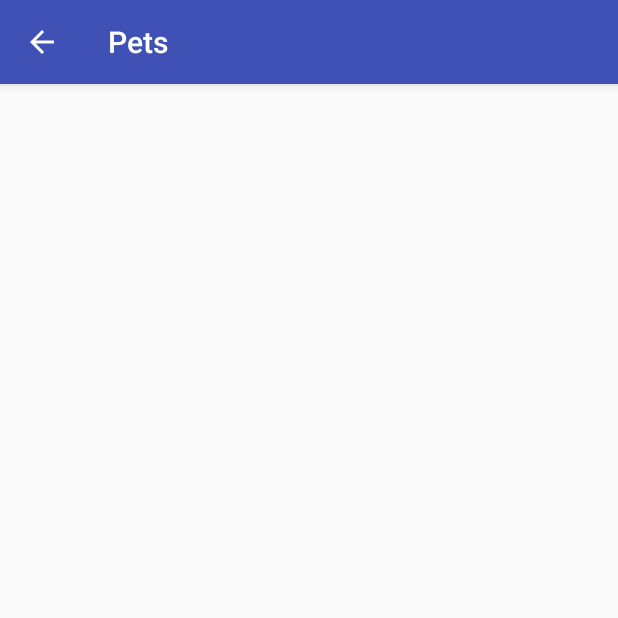
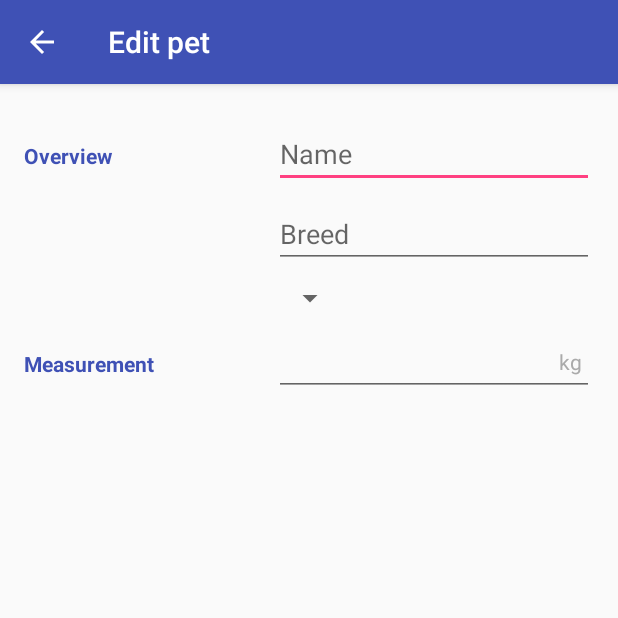
Before and after one commit to ZianeA/Pets, an Android app: the EditorActivity screen opened directly, with no data from a screen before it, on a phone screen of 412 x 824 dp, the top half of it. Run offline under Robolectric (Android 15) with nearby library versions, the phone set to English and light mode, and no system bars.

Commit message:
Setup activity_editor layout

```diff
--- a/app/src/main/AndroidManifest.xml
+++ b/app/src/main/AndroidManifest.xml
@@ -22,6 +22,7 @@
         </activity>
         <activity
             android:name=".EditorActivity"
+            android:label="Edit pet"
             android:parentActivityName=".CatalogActivity">
 
             <meta-data
--- a/app/src/main/res/layout/activity_editor.xml
+++ b/app/src/main/res/layout/activity_editor.xml
@@ -6,4 +6,118 @@
     android:layout_height="match_parent"
     tools:context=".EditorActivity">
 
+    <EditText
+        android:id="@+id/et_name"
+        android:layout_width="wrap_content"
+        android:layout_height="wrap_content"
+        android:layout_marginEnd="16dp"
+        android:layout_marginRight="16dp"
+        android:layout_marginTop="24dp"
+        android:ems="10"
+        android:hint="@string/name"
+        android:inputType="textPersonName"
+        app:layout_constraintEnd_toEndOf="parent"
+        app:layout_constraintTop_toTopOf="parent" />
+
+    <TextView
+        android:id="@+id/tv_overview"
+        android:layout_width="wrap_content"
+        android:layout_height="wrap_content"
+        android:layout_marginLeft="16dp"
+        android:layout_marginStart="16dp"
+        android:text="@string/overview"
+        android:textAppearance="@style/TextAppearance.AppCompat.Small"
+        android:textColor="@color/colorPrimary"
+        android:textSize="14sp"
+        android:textStyle="bold"
+        app:fontFamily="sans-serif"
+        app:layout_constraintBaseline_toBaselineOf="@+id/et_name"
+        app:layout_constraintStart_toStartOf="parent" />
+
+    <EditText
+        android:id="@+id/et_breed"
+        android:layout_width="wrap_content"
+        android:layout_height="wrap_content"
+        android:layout_marginEnd="16dp"
+        android:layout_marginRight="16dp"
+        android:layout_marginTop="8dp"
+        android:ems="10"
+        android:hint="@string/breed"
+        android:inputType="textPersonName"
+        app:layout_constraintEnd_toEndOf="parent"
+        app:layout_constraintTop_toBottomOf="@+id/et_name" />
+
+    <TextView
+        android:id="@+id/tv_gender"
+        android:layout_width="wrap_content"
+        android:layout_height="wrap_content"
+        android:layout_marginLeft="16dp"
+        android:layout_marginStart="16dp"
+        android:text="@string/gender"
+        android:textAppearance="@style/TextAppearance.AppCompat.Small"
+        android:textColor="@color/colorPrimary"
+        android:textSize="14sp"
+        android:textStyle="bold"
+        app:fontFamily="sans-serif"
+        app:layout_constraintBottom_toTopOf="@+id/et_gender"
+        app:layout_constraintStart_toStartOf="parent"
+        app:layout_constraintTop_toBottomOf="@+id/et_gender" />
+
+    <Spinner
+        android:id="@+id/et_gender"
+        android:layout_width="wrap_content"
+        android:layout_height="wrap_content"
+        android:layout_marginTop="8dp"
+        android:ems="10"
+        android:inputType="textPersonName"
+        app:layout_constraintStart_toStartOf="@+id/et_breed"
+        app:layout_constraintTop_toBottomOf="@+id/et_breed" />
+
+    <RelativeLayout
+        android:id="@+id/relativeLayout"
+        android:layout_width="0dp"
+        android:layout_height="wrap_content"
+        android:layout_marginEnd="16dp"
+        android:layout_marginRight="16dp"
+        android:layout_marginTop="8dp"
+        app:layout_constraintEnd_toEndOf="parent"
+        app:layout_constraintStart_toStartOf="@+id/et_gender"
+        app:layout_constraintTop_toBottomOf="@+id/et_gender">
+
+        <EditText
+            android:id="@+id/et_measurement"
+            android:layout_width="wrap_content"
+            android:layout_height="wrap_content"
+            android:ems="10"
+            android:inputType="number" />
+
+        <TextView
+            android:layout_width="wrap_content"
+            android:layout_height="wrap_content"
+            android:layout_alignParentEnd="true"
+            android:layout_alignParentRight="true"
+            android:layout_centerVertical="true"
+            android:layout_marginEnd="8dp"
+            android:layout_marginRight="8dp"
+            android:text="@string/weight_unit_kg"
+            android:textColor="@android:color/darker_gray" />
+
+    </RelativeLayout>
+
+
+    <TextView
+        android:id="@+id/tv_measurement"
+        android:layout_width="wrap_content"
+        android:layout_height="wrap_content"
+        android:layout_marginLeft="16dp"
+        android:layout_marginStart="16dp"
+        android:text="@string/measurement"
+        android:textAppearance="@style/TextAppearance.AppCompat.Small"
+        android:textColor="@color/colorPrimary"
+        android:textSize="14sp"
+        android:textStyle="bold"
+        app:fontFamily="sans-serif"
+        app:layout_constraintBaseline_toBaselineOf="@+id/relativeLayout"
+        app:layout_constraintStart_toStartOf="parent" />
+
 </android.support.constraint.ConstraintLayout>
--- a/app/src/main/res/values/strings.xml
+++ b/app/src/main/res/values/strings.xml
@@ -1,4 +1,10 @@
 <resources>
     <string name="app_name">Pets</string>
     <string name="action_settings">Settings</string>
+    <string name="overview">Overview</string>
+    <string name="name">Name</string>
+    <string name="breed">Breed</string>
+    <string name="gender">Gender</string>
+    <string name="measurement">Measurement</string>
+    <string name="weight_unit_kg">kg</string>
 </resources>
```
